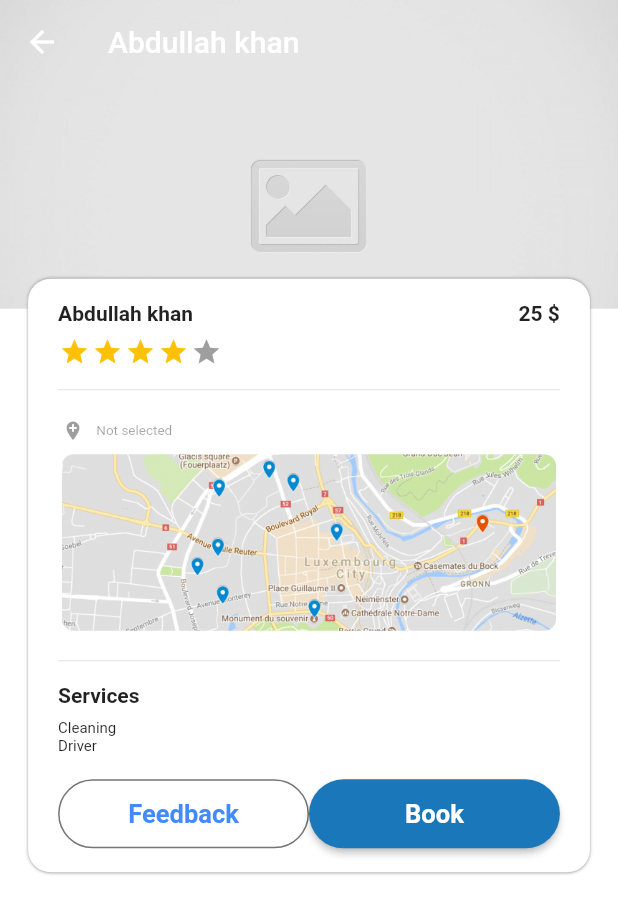
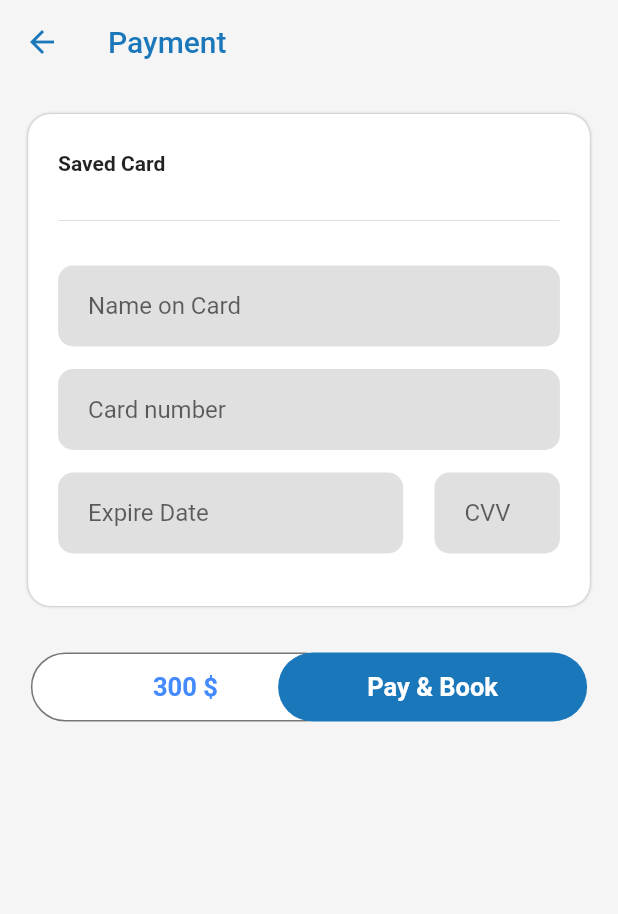
Before and after one commit to abdullah432/liderfacilities, a Flutter app: the screen it shows after launch, after a tap on "Book", on a phone screen of 412 x 824 dp. Shown: the top 914 px of the screen. Run offline on Flutter 3.47's test engine with Material 2 defaults, Android fonts, the phone set to English and light mode, and no system bars; drawn by our look-alikes of flutter_rating_bar; our stand-ins replace cached_network_image, cloud_firestore, firebase_auth, firebase_storage, fluttertoast, geolocator and 3 more; missing offline and left inert: geocoder; accounts and stored records are empty.

Commit message:
payment page and prompt

```diff
--- a/lib/screens/addservices.dart
+++ b/lib/screens/addservices.dart
@@ -314,11 +314,11 @@ class AddServiceState extends State<AddService> with WidgetsBindingObserver {
           Container(
             // width: MediaQuery.of(context).size.width / 1.25,
             padding: EdgeInsets.only(left: 20, top: 3, bottom: 3, right: 14),
-            decoration: BoxDecoration(borderRadius: BorderRadius.circular(25),
+            decoration: BoxDecoration(borderRadius: BorderRadius.circular(10),
                 // color: Colors.black12,
                 boxShadow: [BoxShadow(color: Colors.black12)]),
             child: TextFormField(
-              cursorColor: Color.fromARGB(214, 214, 214, 100),
+              // cursorColor: Color.fromARGB(214, 214, 214, 100),
               // textAlign: TextAlign.center,
               keyboardType: TextInputType.number,
               validator: validateHR,
@@ -353,11 +353,11 @@ class AddServiceState extends State<AddService> with WidgetsBindingObserver {
           Container(
             // width: MediaQuery.of(context).size.width / 1.25,
             padding: EdgeInsets.only(left: 20, top: 3, bottom: 3, right: 14),
-            decoration: BoxDecoration(borderRadius: BorderRadius.circular(25),
+            decoration: BoxDecoration(borderRadius: BorderRadius.circular(10),
                 // color: Colors.black12,
                 boxShadow: [BoxShadow(color: Colors.black12)]),
             child: TextFormField(
-              cursorColor: Color.fromARGB(214, 214, 214, 100),
+              // cursorColor: Color.fromARGB(214, 214, 214, 100),
               // textAlign: TextAlign.center,
               keyboardType: TextInputType.multiline,
               maxLines: 2,
--- a/lib/screens/payment/book1.dart
+++ b/lib/screens/payment/book1.dart
@@ -3,6 +3,7 @@ import 'package:flutter_rating_bar/flutter_rating_bar.dart';
 import 'package:liderfacilites/models/app_localization.dart';
 import 'package:geolocator/geolocator.dart';
 import 'package:geocoder/geocoder.dart';
+import 'package:liderfacilites/screens/payment/payment.dart';
 
 class Book1 extends StatefulWidget {
   @override
@@ -224,7 +225,7 @@ class Book1State extends State<Book1> {
             // mainAxisAlignment: MainAxisAlignment.spaceBetween,
             children: <Widget>[
               Expanded(
-                  // flex: 8,
+                  flex: 8,
                   child: RaisedButton(
                     padding: EdgeInsets.all(13),
                     color: Colors.white,
@@ -241,14 +242,19 @@ class Book1State extends State<Book1> {
                           color: Colors.blueAccent),
                     ),
                   )),
+              Spacer(
+                flex: 1,
+              ),
                Expanded(
-                  // flex: 8,
+                  flex: 8,
                   child: RaisedButton(
                     padding: EdgeInsets.all(13),
                     color: Color.fromRGBO(26, 119, 186, 1),
                     shape: RoundedRectangleBorder(
                         borderRadius: BorderRadius.circular(25.0)),
-                    onPressed: () {},
+                    onPressed: () {
+                      navigateToPaymentPage();
+                    },
                     child: Text(
                       lang.translate('Book'),
                       style: TextStyle(
@@ -262,4 +268,11 @@ class Book1State extends State<Book1> {
     );
   }
 
+  navigateToPaymentPage() {
+    Navigator.push(context,
+              MaterialPageRoute(builder: (context) {
+            return Payment();
+          }));
+  }
+
 }
--- /dev/null
+++ b/lib/screens/payment/payment.dart
@@ -0,0 +1,462 @@
+import 'package:flutter/material.dart';
+import 'package:liderfacilites/models/app_localization.dart';
+
+class Payment extends StatefulWidget {
+  @override
+  State<StatefulWidget> createState() {
+    return PaymentState();
+  }
+}
+
+class PaymentState extends State<Payment> {
+  MediaQueryData mediaQuery;
+  AppLocalizations lang;
+
+  //gap size from border
+  double gapFromBorder;
+
+  //styles
+  TextStyle boldAlign = TextStyle(fontWeight: FontWeight.bold);
+  //textboxes controllers
+  TextEditingController nameC = TextEditingController();
+  TextEditingController cardNumC = TextEditingController();
+  TextEditingController expiryDateC = TextEditingController();
+  TextEditingController cvvC = TextEditingController();
+
+  //prompt visibilty
+  bool promptVisibility = false;
+
+  @override
+  Widget build(BuildContext context) {
+    mediaQuery = MediaQuery.of(context);
+    gapFromBorder = mediaQuery.size.width / 1.1;
+    lang = AppLocalizations.of(context);
+    return Stack(
+      children: <Widget>[
+        new Container(
+            height: double.infinity,
+            width: double.infinity,
+            color: Color.fromRGBO(245, 245, 245, 1)),
+        Scaffold(
+            backgroundColor: Colors.transparent,
+            appBar: new AppBar(
+              leading: IconButton(
+                tooltip: 'back button',
+                icon: const Icon(
+                  Icons.arrow_back,
+                  color: Color.fromRGBO(26, 119, 186, 1),
+                ),
+                onPressed: () {
+                  Navigator.pop(context);
+                },
+              ),
+              title: new Text(
+                "Payment",
+                style: TextStyle(
+                  color: Color.fromRGBO(26, 119, 186, 1),
+                ),
+              ),
+              backgroundColor: Colors.transparent,
+              elevation: 0.0,
+            ),
+            body: SingleChildScrollView(
+                child: Container(
+              // height: double.infinity,
+              color: Colors.transparent,
+              child: Padding(
+                padding: EdgeInsets.only(top: 20),
+                child: Column(
+                  children: <Widget>[
+                    detailView(),
+                    payBookBtn(),
+                  ],
+                ),
+              ),
+            ))),
+        showPrompt(),
+      ],
+    );
+  }
+
+  detailView() {
+    return Center(
+      child: Container(
+          width: gapFromBorder,
+          decoration: BoxDecoration(
+              color: Colors.white,
+              borderRadius: BorderRadius.only(
+                topLeft: Radius.circular(15),
+                topRight: Radius.circular(15),
+                bottomLeft: Radius.circular(15),
+                bottomRight: Radius.circular(15),
+              ),
+              boxShadow: [
+                BoxShadow(
+                  color: Colors.grey,
+                  blurRadius: 1.0,
+                ),
+              ]),
+          child: Padding(
+              padding: const EdgeInsets.only(
+                  left: 20, right: 20, top: 25, bottom: 15),
+              child: Column(
+                children: <Widget>[
+                  title1(),
+                  Divider(
+                    height: 60,
+                  ),
+                  nameTextBox(),
+                  cardnumberTextBox(),
+                  expiryCvvTextBox(),
+                ],
+              ))),
+    );
+  }
+
+  title1() {
+    return Align(
+        alignment: Alignment.topLeft,
+        child: Text(
+          lang.translate('Saved Card'),
+          style: boldAlign,
+        ));
+  }
+
+  nameTextBox() {
+    return Container(
+      child: Column(
+        children: <Widget>[
+          Container(
+            // width: MediaQuery.of(context).size.width / 1.25,
+            padding: EdgeInsets.only(left: 20, top: 3, bottom: 3, right: 14),
+            decoration: BoxDecoration(borderRadius: BorderRadius.circular(10),
+                // color: Colors.black12,
+                boxShadow: [BoxShadow(color: Colors.black12)]),
+            child: TextFormField(
+              // cursorColor: Color.fromRGBO(214, 214, 214, 1),
+              // textAlign: TextAlign.center,
+              keyboardType: TextInputType.number,
+              validator: validateName,
+              controller: nameC,
+              // onSaved: (value) {
+              //   _email = value;
+              // },
+              decoration: InputDecoration(
+                  // hintText: 'Email',
+                  hintText: lang.translate('Name on Card'),
+                  border: InputBorder.none,
+                  fillColor: Colors.blue),
+            ),
+          )
+        ],
+      ),
+    );
+  }
+
+  String validateName(String value) {
+    if (value.isEmpty) {
+      return 'Empty';
+    } else
+      return null;
+  }
+
+  cardnumberTextBox() {
+    return Padding(
+      padding: const EdgeInsets.only(top: 15),
+      child: Container(
+        child: Column(
+          children: <Widget>[
+            Container(
+              // width: MediaQuery.of(context).size.width / 1.25,
+              padding: EdgeInsets.only(left: 20, top: 3, bottom: 3, right: 14),
+              decoration: BoxDecoration(borderRadius: BorderRadius.circular(10),
+                  // color: Colors.black12,
+                  boxShadow: [BoxShadow(color: Colors.black12)]),
+              child: TextFormField(
+                // cursorColor: Color.fromRGBO(214, 214, 214, 1),
+                // textAlign: TextAlign.center,
+                keyboardType: TextInputType.number,
+                validator: validateCardnumber,
+                controller: cardNumC,
+                // onSaved: (value) {
+                //   _email = value;
+                // },
+                decoration: InputDecoration(
+                    // hintText: 'Email',
+                    hintText: lang.translate('Card number'),
+                    border: InputBorder.none,
+                    fillColor: Colors.blue),
+              ),
+            )
+          ],
+        ),
+      ),
+    );
+  }
+
+  String validateCardnumber(String value) {
+    if (value.isEmpty) {
+      return "Can't be Empty";
+    } else
+      return null;
+  }
+
+  expiryCvvTextBox() {
+    return Padding(
+        padding: const EdgeInsets.only(top: 15, bottom: 20),
+        child: Row(children: <Widget>[
+          Expanded(
+              flex: 11,
+              child: Container(
+                padding:
+                    EdgeInsets.only(left: 20, top: 3, bottom: 3, right: 14),
+                decoration: BoxDecoration(
+                    borderRadius: BorderRadius.circular(10),
+                    boxShadow: [BoxShadow(color: Colors.black12)]),
+                child: TextFormField(
+                  keyboardType: TextInputType.number,
+                  validator: validate,
+                  controller: expiryDateC,
+                  decoration: InputDecoration(
+                      hintText: lang.translate('Expire Date'),
+                      border: InputBorder.none,
+                      fillColor: Colors.blue),
+                ),
+              )),
+          Spacer(
+            flex: 1,
+          ),
+          Expanded(
+              flex: 4,
+              child: Container(
+                padding:
+                    EdgeInsets.only(left: 20, top: 3, bottom: 3, right: 14),
+                decoration: BoxDecoration(
+                    borderRadius: BorderRadius.circular(10),
+                    boxShadow: [BoxShadow(color: Colors.black12)]),
+                child: TextFormField(
+                  keyboardType: TextInputType.number,
+                  validator: validate,
+                  controller: cvvC,
+                  decoration: InputDecoration(
+                      hintText: 'CVV',
+                      border: InputBorder.none,
+                      fillColor: Colors.blue),
+                ),
+              )),
+        ]));
+  }
+
+  payBookBtn() {
+    return Padding(
+      padding: EdgeInsets.only(top: 30.0),
+      child: Container(
+          // height: 50,
+          // width: MediaQuery.of(context).size.width / 1.25,
+          child: Row(
+        // mainAxisAlignment: MainAxisAlignment.spaceBetween,
+        children: <Widget>[
+          Expanded(
+              flex: 8,
+              child: Transform.translate(
+                  offset: Offset(mediaQuery.size.width / 20, 0),
+                  child: RaisedButton(
+                    padding: EdgeInsets.all(13),
+                    color: Colors.white,
+                    elevation: 0,
+                    shape: RoundedRectangleBorder(
+                        borderRadius: BorderRadius.circular(25.0),
+                        side: BorderSide(color: Colors.black54)),
+                    onPressed: () {},
+                    child: Text(
+                      '300 \$',
+                      style: TextStyle(
+                          fontWeight: FontWeight.bold,
+                          fontSize: 17,
+                          color: Colors.blueAccent),
+                    ),
+                  ))),
+          // Spacer(
+          //   flex: 1,
+          // ),
+          Expanded(
+            flex: 8,
+            child: Transform.translate(
+              offset: Offset(-mediaQuery.size.width / 20, 0),
+              child: RaisedButton(
+                padding: EdgeInsets.all(13),
+                color: Color.fromRGBO(26, 119, 186, 1),
+                elevation: 0.0,
+                shape: RoundedRectangleBorder(
+                    borderRadius: BorderRadius.circular(25.0)),
+                onPressed: () {
+                  // navigateToPaymentPage();
+                },
+                child: Text(
+                  lang.translate('Pay & Book'),
+                  style: TextStyle(
+                      fontWeight: FontWeight.bold,
+                      fontSize: 17,
+                      color: Colors.white),
+                ),
+              ),
+            ),
+          ),
+        ],
+      )),
+    );
+  }
+
+  String validate(String value) {
+    if (value.isEmpty) {
+      return "Can't be Empty";
+    } else
+      return null;
+  }
+
+  showPrompt() {
+    return Visibility(visible: promptVisibility, child: Container(
+      color: Color.fromRGBO(26, 119, 186, .4),
+      child: prompt(),
+    ));
+  }
+
+  prompt() {
+    return Scaffold(
+      backgroundColor: Colors.transparent,
+      body: Center(
+        child: Container(
+          width: gapFromBorder,
+          height: MediaQuery.of(context).size.height / 1.15,
+          child: Column(
+            mainAxisAlignment: MainAxisAlignment.center,
+            children: <Widget>[
+              Padding(
+                padding: const EdgeInsets.only(bottom: 20),
+                child: Container(
+                    width: double.infinity,
+                    decoration: BoxDecoration(
+                        color: Colors.white,
+                        borderRadius: BorderRadius.only(
+                          topLeft: Radius.circular(15),
+                          topRight: Radius.circular(15),
+                          bottomLeft: Radius.circular(15),
+                          bottomRight: Radius.circular(15),
+                        ),
+                        boxShadow: [
+                          BoxShadow(
+                            color: Colors.grey,
+                            blurRadius: 1.0,
+                          ),
+                        ]),
+                    child: Column(
+                      children: <Widget>[
+                        bookImageView(),
+                        bookingConfirmationTxtBox(),
+                        timmingBox(),
+                      ],
+                    )),
+              ),
+              okBtn(),
+            ],
+          ),
+        ),
+      ),
+    );
+  }
+
+  okBtn() {
+    return Container(
+        width: double.infinity,
+        child: RaisedButton(
+          padding: EdgeInsets.all(13),
+          color: Colors.white,
+          shape:
+              RoundedRectangleBorder(borderRadius: BorderRadius.circular(25.0)),
+          onPressed: () {
+            print('hide prompt');
+          },
+          child: Text(
+            'Ok',
+            style: TextStyle(
+                fontWeight: FontWeight.bold,
+                fontSize: 17,
+                color: Colors.blueAccent),
+          ),
+        ));
+  }
+
+  bookImageView() {
+    return Padding(
+        padding: EdgeInsets.only(top: 30, bottom: 30),
+        child: Image(
+          image: AssetImage('assets/images/booking.png'),
+        ));
+  }
+
+  bookingConfirmationTxtBox() {
+    return Container(
+      width: MediaQuery.of(context).size.width / 2.8,
+      child: Column(
+        children: <Widget>[
+          Center(
+              child: Text(
+            lang.translate('Your booking is confirmed'),
+            textAlign: TextAlign.center,
+            style: TextStyle(
+                // fontWeight: FontWeight.bold,
+                color: Color.fromRGBO(26, 119, 186, 1),
+                fontSize: 18),
+          )),
+        ],
+      ),
+    );
+  }
+
+  timmingBox() {
+    return Container(
+        width: MediaQuery.of(context).size.width / 1.7,
+        child: Column(
+          children: <Widget>[
+            Divider(
+              height: 30,
+              thickness: 2,
+              color: Color.fromRGBO(26, 119, 186, 1),
+            ),
+            Center(
+                child: Text(
+              lang.translate('Your tasker will reach you in'),
+              textAlign: TextAlign.center,
+              style: TextStyle(
+                  // fontWeight: FontWeight.bold,
+                  color: Color.fromRGBO(26, 119, 186, 1),
+                  fontSize: 17),
+            )),
+            Padding(
+              padding: const EdgeInsets.only(top: 10, bottom: 8),
+              child: Center(
+                  child: Text(
+                '13',
+                textAlign: TextAlign.center,
+                style: TextStyle(
+                    // fontWeight: FontWeight.bold,
+                    color: Color.fromRGBO(26, 119, 186, 1),
+                    fontSize: 30),
+              )),
+            ),
+            Padding(
+              padding: const EdgeInsets.only(bottom: 15),
+              child: Center(
+                  child: Text(
+                'min',
+                textAlign: TextAlign.center,
+                style: TextStyle(
+                    // fontWeight: FontWeight.bold,
+                    color: Color.fromRGBO(26, 119, 186, 1),
+                    fontSize: 18),
+              )),
+            ),
+          ],
+        ));
+  }
+}
--- a/pubspec.yaml
+++ b/pubspec.yaml
@@ -64,6 +64,7 @@ flutter:
     - assets/images/noservice.png
     - assets/images/location.png
     - assets/images/mylocation.png
+    - assets/images/booking.png
     - assets/icons/health.png
     - assets/icons/repair.png
     - assets/icons/cleaning.png
```
Also changed, not shown: lang/en.json (+9 -0 lines), lang/pt.json (+9 -0 lines), assets/images/booking.png (added).
